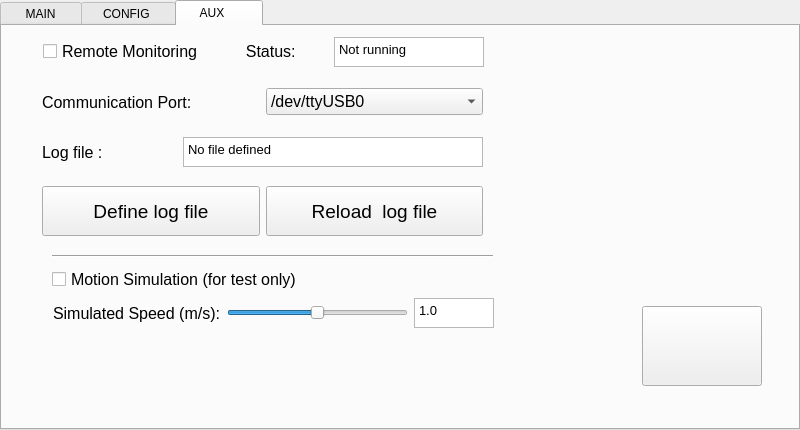
Above: SourceCode/seeder_ui_v03.ui from LabDig/SemeaPy5 before the change. Below: the same form after it.
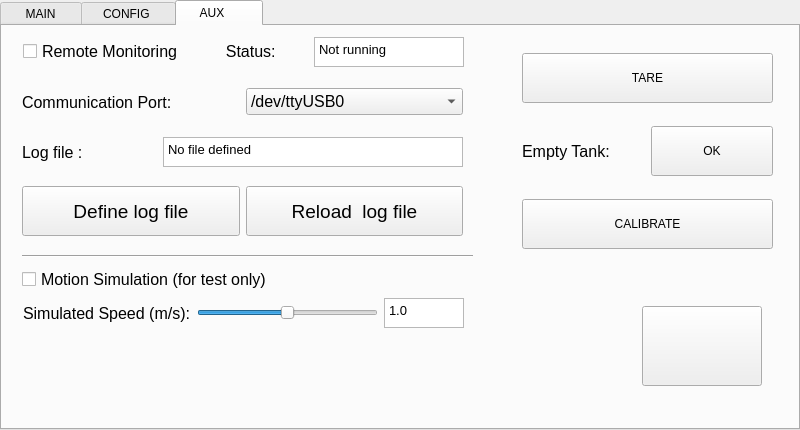
That is the form after the change. The open tabs and pages were chosen to show the change. Icons and pictures are not drawn.

The edit to the form file:
```diff
--- a/SourceCode/seeder_ui_v03.ui
+++ b/SourceCode/seeder_ui_v03.ui
@@ -1105,7 +1105,7 @@
    <widget class="QCheckBox" name="cb_motion_simulate">
     <property name="geometry">
      <rect>
-      <x>50</x>
+      <x>20</x>
       <y>240</y>
       <width>439</width>
       <height>27</height>
@@ -1123,7 +1123,7 @@
    <widget class="QWidget" name="layoutWidget_3">
     <property name="geometry">
      <rect>
-      <x>40</x>
+      <x>20</x>
       <y>59</y>
       <width>441</width>
       <height>34</height>
@@ -1171,7 +1171,7 @@
    <widget class="QWidget" name="layoutWidget_4">
     <property name="geometry">
      <rect>
-      <x>40</x>
+      <x>20</x>
       <y>110</y>
       <width>441</width>
       <height>32</height>
@@ -1219,7 +1219,7 @@
    <widget class="QWidget" name="layoutWidget_5">
     <property name="geometry">
      <rect>
-      <x>41</x>
+      <x>21</x>
       <y>10</y>
       <width>441</width>
       <height>32</height>
@@ -1267,7 +1267,7 @@
    <widget class="QWidget" name="layoutWidget_6">
     <property name="geometry">
      <rect>
-      <x>40</x>
+      <x>20</x>
       <y>159</y>
       <width>441</width>
       <height>52</height>
@@ -1347,9 +1347,9 @@
    <widget class="Line" name="line_4">
     <property name="geometry">
      <rect>
-      <x>50</x>
+      <x>20</x>
       <y>220</y>
-      <width>441</width>
+      <width>451</width>
       <height>20</height>
      </rect>
     </property>
@@ -1357,10 +1357,10 @@
      <enum>Qt::Horizontal</enum>
     </property>
    </widget>
-   <widget class="QWidget" name="">
+   <widget class="QWidget" name="layoutWidget">
     <property name="geometry">
      <rect>
-      <x>51</x>
+      <x>21</x>
       <y>271</y>
       <width>441</width>
       <height>32</height>
@@ -1447,6 +1447,74 @@
      </item>
     </layout>
    </widget>
+   <widget class="QWidget" name="">
+    <property name="geometry">
+     <rect>
+      <x>520</x>
+      <y>10</y>
+      <width>251</width>
+      <height>231</height>
+     </rect>
+    </property>
+    <layout class="QVBoxLayout" name="verticalLayout_2">
+     <item>
+      <widget class="QPushButton" name="bt_tare">
+       <property name="minimumSize">
+        <size>
+         <width>0</width>
+         <height>50</height>
+        </size>
+       </property>
+       <property name="text">
+        <string>TARE</string>
+       </property>
+      </widget>
+     </item>
+     <item>
+      <layout class="QHBoxLayout" name="horizontalLayout_17">
+       <item>
+        <widget class="QLabel" name="lb_cal">
+         <property name="font">
+          <font>
+           <pointsize>12</pointsize>
+          </font>
+         </property>
+         <property name="text">
+          <string>Empty Tank:</string>
+         </property>
+        </widget>
+       </item>
+       <item>
+        <widget class="QPushButton" name="bt_ok_cal">
+         <property name="minimumSize">
+          <size>
+           <width>0</width>
+           <height>50</height>
+          </size>
+         </property>
+         <property name="text">
+          <string>OK</string>
+         </property>
+        </widget>
+       </item>
+      </layout>
+     </item>
+     <item>
+      <widget class="QPushButton" name="bt_calibrate">
+       <property name="minimumSize">
+        <size>
+         <width>0</width>
+         <height>50</height>
+        </size>
+       </property>
+       <property name="text">
+        <string>CALIBRATE</string>
+       </property>
+      </widget>
+     </item>
+    </layout>
+   </widget>
+   <zorder>layoutWidget</zorder>
    <zorder>bt_back_conf</zorder>
    <zorder>cb_motion_simulate</zorder>
    <zorder>layoutWidget_3</zorder>
```
Left out of the diff: 39 changed lines with no effect on the pictures.
